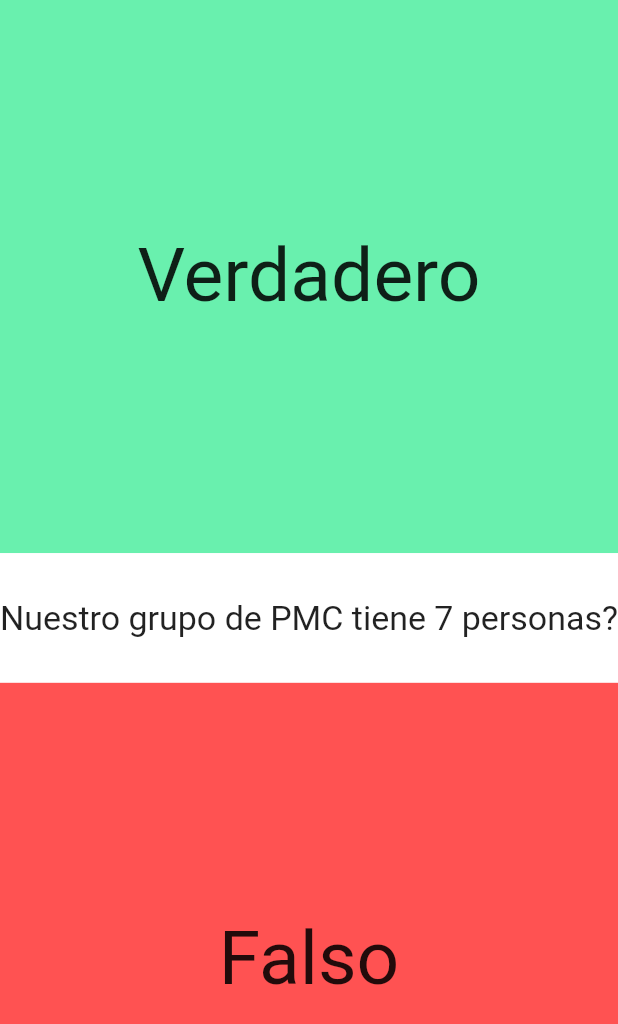
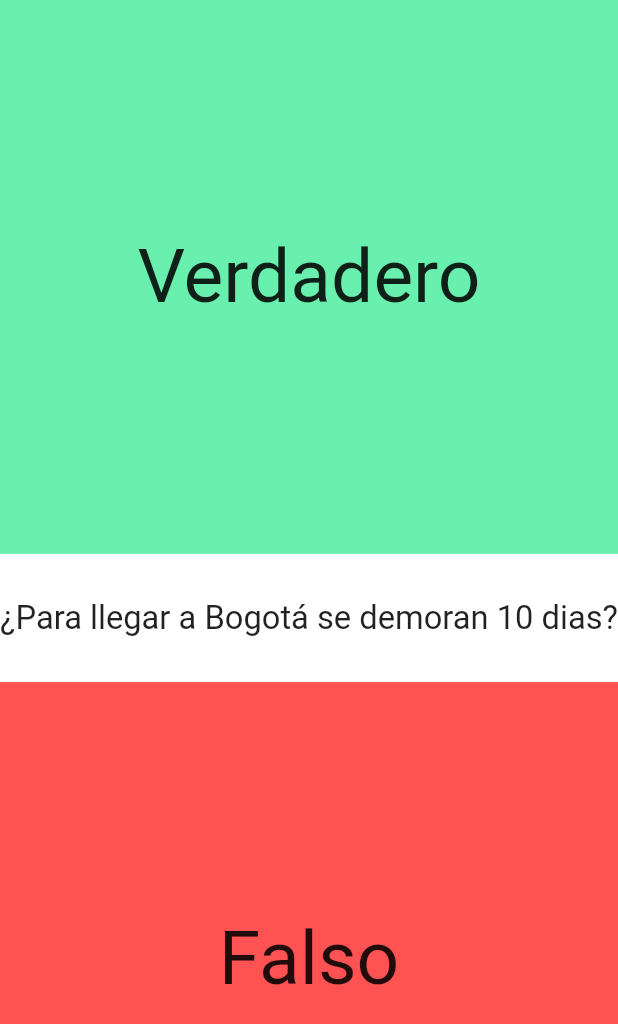
Before and after one commit to nfJaramillo/KoolSchool, a Flutter app: the PaginaQuiz widget shown alone on an empty page, opened directly, after a tap on "Verdadero", after a tap on "Falso", on a phone screen of 412 x 824 dp. Shown: the top 1024 px of the screen. Run offline on Flutter 3.47's test engine with Material 2 defaults, Android fonts, the phone set to English and light mode, and no system bars; missing offline and left inert: flutter_plugin_pdf_viewer.

Commit message:
MVP casi Listo

```diff
--- a/lib/main.dart
+++ b/lib/main.dart
@@ -2,4 +2,5 @@ import 'package:flutter/material.dart';
 import 'package:hello_world/paginas/paginaInicial.dart';
 void main(){
   runApp(new MaterialApp(home: new PaginaInicial(),)); // Corre el main y recibe un widget por parametro
+
 }
--- a/lib/paginas/paginaInicial.dart
+++ b/lib/paginas/paginaInicial.dart
@@ -1,5 +1,6 @@
 import 'package:flutter/material.dart';
 import 'package:hello_world/UI/botonUI.dart';
+import 'package:hello_world/paginas/paginaPdf.dart';
 import 'package:hello_world/paginas/paginaQuiz.dart';
 
 class PaginaInicial extends StatelessWidget{
@@ -22,11 +23,11 @@ class PaginaInicial extends StatelessWidget{
                new Padding(
             padding:  EdgeInsets.all(MediaQuery.of(context).size.width * .05), // Añade espacio entre los textos
             ),
-              new BotonUI(Colors.grey, new Text("Lecturas",style: TextStyle(fontSize: 75,fontWeight: FontWeight.bold)), () => null),
+              new BotonUI(Colors.grey, new Text("Lecturas",style: TextStyle(fontSize: 75,fontWeight: FontWeight.bold)), () => Navigator.of(context).push(new MaterialPageRoute(builder: (BuildContext context) => new PaginaPdf()))), // Boton lecturas
              new Padding(
             padding:  EdgeInsets.all(MediaQuery.of(context).size.width * .05), // Añade espacio entre los textos
             ),
-              new BotonUI(Colors.purpleAccent, new Text("Preguntas",style: TextStyle(fontSize: 75, fontWeight: FontWeight.bold)), () => Navigator.of(context).push(new MaterialPageRoute(builder: (BuildContext context) => new PaginaQuiz()))), // Boton falso
+              new BotonUI(Colors.purpleAccent, new Text("Preguntas",style: TextStyle(fontSize: 75, fontWeight: FontWeight.bold)), () => Navigator.of(context).push(new MaterialPageRoute(builder: (BuildContext context) => new PaginaQuiz()))), // Boton quiz
               new Padding(
             padding:  EdgeInsets.all(MediaQuery.of(context).size.width * .05), // Añade espacio entre los textos
             ),
--- a/lib/paginas/paginaQuiz.dart
+++ b/lib/paginas/paginaQuiz.dart
@@ -22,9 +22,13 @@ class PaginaEstadoQuiz extends State<PaginaQuiz> {
 
   /// Atributo que corre un nuevo quiz con ciertas preguntas
   Quiz quiz = new Quiz([
-    new Pregunta("KoolSchool es cool?", true),
-    new Pregunta("Nuestro grupo de PMC tiene 7 personas?", false),
-    new Pregunta("El cielo es azul?", true)]);
+    new Pregunta("¿Miguel es un niño Indigena", true),
+    new Pregunta("¿Para llegar a Bogotá se demoran 10 dias?", false),
+    new Pregunta("¿En la Pedrera deben tomar un avion?", true),
+    new Pregunta("¿El miercoles la gente del pueblo se reune para ver la llegada y la salida del avion?", false),
+    new Pregunta("¿El avion de la Pedrera a Leticia se demora 10 horas?", false),
+    new Pregunta("¿Para viajar de la ciudad de Leticia hacia Bogotá deberan tomar otro avion?", true),
+    new Pregunta("¿Miguel, su papá y su tío pasan la noche en un hotel pequeño?", true)]);
 
 
   /// Atributo con el texto dela pregunta actual
--- a/pubspec.yaml
+++ b/pubspec.yaml
@@ -23,6 +23,8 @@ dependencies:
   # The following adds the Cupertino Icons font to your application.
   # Use with the CupertinoIcons class for iOS style icons.
   cupertino_icons: ^0.1.2
+  flutter_plugin_pdf_viewer: 1.0.7
+
 
 dev_dependencies:
   flutter_test:
@@ -34,6 +36,8 @@ dev_dependencies:
 
 # The following section is specific to Flutter.
 flutter:
+  assets:
+    - assets/Texto Lenguaje Grado 1.pdf
 
   # The following line ensures that the Material Icons font is
   # included with your application, so that you can use the icons in
```
Also changed, not shown: lib/paginas/paginaPdf.dart (added, +46 -0 lines), pubspec.lock, 2 other files.
